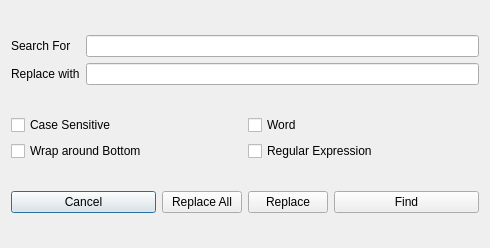
Above: ui/search.ui from berndhs/deeptrim before the change. Below: the same form after it.
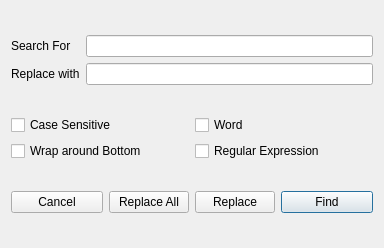
That is the form after the change. Icons and pictures are not drawn.

```diff
--- a/ui/search.ui
+++ b/ui/search.ui
@@ -7,7 +7,7 @@
    <rect>
     <x>0</x>
     <y>0</y>
-    <width>490</width>
+    <width>384</width>
     <height>248</height>
    </rect>
   </property>
@@ -135,6 +135,9 @@
      <property name="text">
       <string>Find</string>
      </property>
+     <property name="default">
+      <bool>true</bool>
+     </property>
     </widget>
    </item>
   </layout>
```
